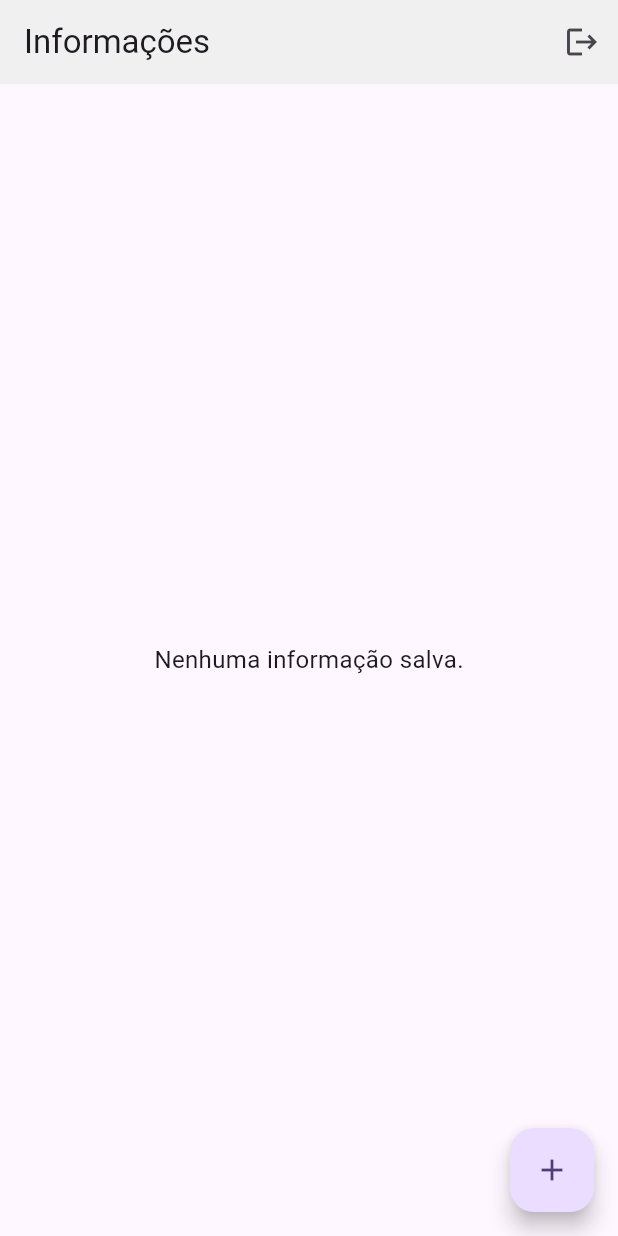
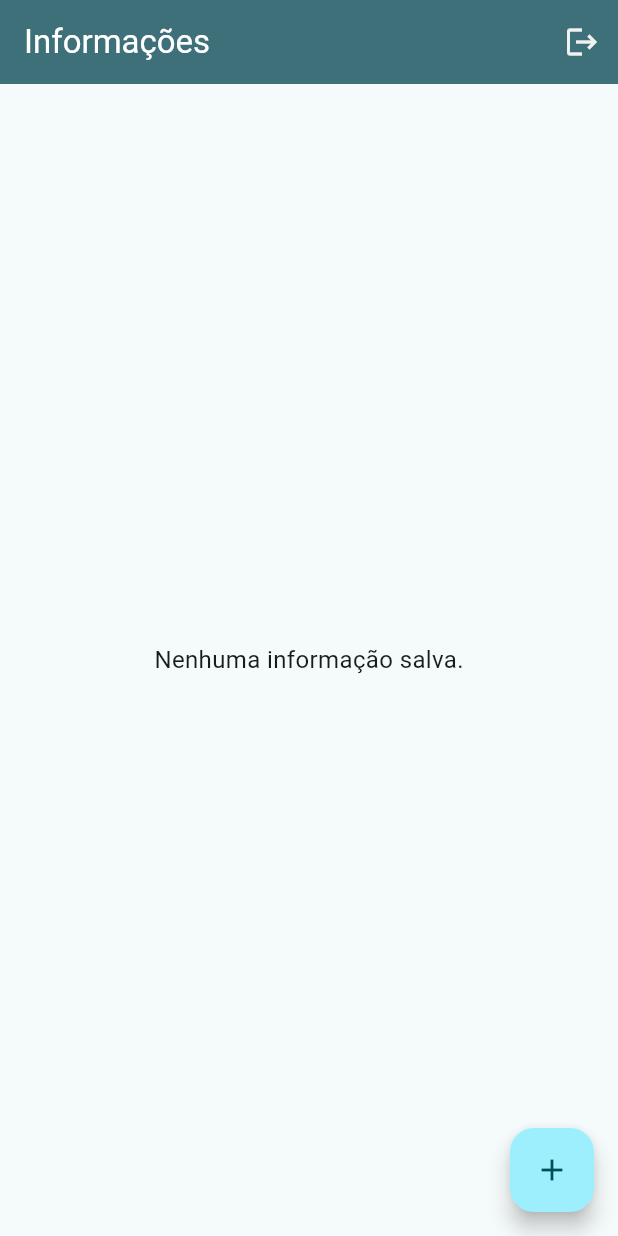
Before and after one commit to AmandaFonseca/flutter_grid_info, a Flutter app: the Home screen opened by its route, on a phone screen of 412 x 824 dp. Run offline on Flutter 3.47's test engine with Material 3 defaults, Android fonts, the phone set to English and light mode, and no system bars; our stand-ins replace dartz, equatable, fl_chart, flutter_dotenv, flutter_mobx, get_it and 2 more; accounts and stored records are empty; generated files the repository leaves out were written again.

Commit message:
style: aplicando um themeData customizado

```diff
--- /dev/null
+++ b/lib/core/components/themes/custom_colors.dart
@@ -0,0 +1,23 @@
+import 'package:flutter/material.dart';
+
+class CustomColors {
+  //Nasa Colors
+  static Color blue = const Color.fromRGBO(16, 91, 216, 1);
+  static Color blueCiano = const Color(0xFF3d7078);
+  static Color blueDarker = const Color(0xFF330867);
+  static Color blueDarkest = const Color(0xFF0b3d91);
+  static Color blueLigth = const Color(0xFF30cfd0);
+  static Color blueGray = const Color(0xFF90a4ae);
+  static Color blueMediunCiano = const Color(0xFFADCAE6);
+  static Color black = const Color(0xFF212121);
+  static Color gray700 = Color.fromARGB(255, 97, 97, 97);
+  static Color palePink = const Color(0xfff9e0de);
+  static Color vermilion = const Color(0xFFdd361c);
+  static Color white = const Color(0xFFf1f1f1);
+  static Color spaceBlue = Color(0xFF355C7D);
+  static Color cosmicPurple = Color(0xFF6C5B7B);
+  static Color nebulaPink = Color(0xFFC06C84);
+  static Color neonGreen = Color(0xFF81ff8a);
+  static Color neonDarkGreen = Color(0xFF64965e);
+  static Color orangeDark = Color.fromARGB(255, 255, 140, 0);
+}
--- /dev/null
+++ b/lib/core/components/themes/custom_theme.dart
@@ -0,0 +1,16 @@
+import 'package:flutter/material.dart';
+import 'package:flutter_grid_info/core/components/themes/custom_colors.dart';
+
+ThemeData customTheme = ThemeData(
+  useMaterial3: true,
+  colorScheme: ColorScheme.fromSeed(
+    seedColor: CustomColors.blueCiano,
+    primary: CustomColors.blueCiano,
+  ),
+  appBarTheme: AppBarTheme(
+    backgroundColor: CustomColors.blueCiano,
+    iconTheme: IconThemeData(color: CustomColors.white),
+  ),
+
+  brightness: Brightness.light,
+);
--- a/lib/features/feature_home/presentation/pages/home_screen.dart
+++ b/lib/features/feature_home/presentation/pages/home_screen.dart
@@ -1,4 +1,5 @@
 import 'package:flutter/material.dart';
+import 'package:flutter_grid_info/core/components/themes/custom_colors.dart';
 import 'package:flutter_grid_info/core/injections/container_injection.dart';
 import 'package:flutter_grid_info/features/feature_home/presentation/_stores/home_store.dart';
 import 'package:flutter_grid_info/features/feature_home/presentation/widgets/home_box_card.dart';
@@ -46,7 +47,8 @@ class _HomeState extends State<Home> {
       appBar: AppBar(
         title: const Text("Informações"),
         automaticallyImplyLeading: false,
-        backgroundColor: const Color(0xfff0f0f0),
+        backgroundColor: Theme.of(context).colorScheme.primary,
+        foregroundColor: Theme.of(context).colorScheme.onPrimary,
         actions: [
           IconButton(
             onPressed: () => _logout(context),
@@ -91,7 +93,7 @@ class _HomeState extends State<Home> {
                     onPressed: () {
                       Navigator.pushNamed(context, "/grafic");
                     },
-                    icon: Icon(Icons.bar_chart),
+                    icon: Icon(Icons.bar_chart, color: CustomColors.orangeDark),
                   ),
                 );
               },
--- a/lib/features/feature_home/presentation/widgets/home_modal/home_add_info_dialog.dart
+++ b/lib/features/feature_home/presentation/widgets/home_modal/home_add_info_dialog.dart
@@ -1,4 +1,5 @@
 import 'package:flutter/material.dart';
+import 'package:flutter_grid_info/core/components/themes/custom_colors.dart';
 import 'package:flutter_grid_info/features/feature_home/presentation/_stores/home_store.dart';
 import 'package:flutter_mobx/flutter_mobx.dart';
 
@@ -40,7 +41,7 @@ Future<void> showAddInfoDialog(
                     child: Text(
                       store.mensagemErro!,
                       textAlign: TextAlign.center,
-                      style: const TextStyle(color: Colors.red),
+                      style: TextStyle(color: CustomColors.vermilion),
                     ),
                   ),
                 ),
--- a/lib/features/feature_home/presentation/widgets/home_modal/home_remove_info_dialog.dart
+++ b/lib/features/feature_home/presentation/widgets/home_modal/home_remove_info_dialog.dart
@@ -1,4 +1,5 @@
 import 'package:flutter/material.dart';
+import 'package:flutter_grid_info/core/components/themes/custom_colors.dart';
 
 Future<bool> showConfirmRemoveDialog(BuildContext context) async {
   return await showDialog(
@@ -13,7 +14,10 @@ Future<bool> showConfirmRemoveDialog(BuildContext context) async {
             ),
             TextButton(
               onPressed: () => Navigator.pop(context, true),
-              child: const Text("Sim", style: TextStyle(color: Colors.red)),
+              child: Text(
+                "Sim",
+                style: TextStyle(color: CustomColors.vermilion),
+              ),
             ),
           ],
         ),
--- a/lib/main.dart
+++ b/lib/main.dart
@@ -1,4 +1,5 @@
 import 'package:flutter/material.dart';
+import 'package:flutter_grid_info/core/components/themes/custom_theme.dart';
 import 'package:flutter_grid_info/features/feature_home/presentation/pages/home_grafic_screen.dart';
 import 'package:flutter_grid_info/features/feature_home/presentation/pages/home_screen.dart';
 import 'package:flutter_grid_info/features/features_login/presentation/pages/login_screen.dart';
@@ -21,7 +22,7 @@ class GridInfo extends StatelessWidget {
   Widget build(BuildContext context) {
     return MaterialApp(
       title: 'Grid Info',
-      theme: ThemeData(colorScheme: .fromSeed(seedColor: Colors.deepPurple)),
+      theme: customTheme,
       home: estaLogado ? Home() : const LoginScreen(),
 
       routes: {
```
Also changed, not shown: lib/features/feature_home/presentation/widgets/home_modal/home_edit_info_dialog.dart (+9 -5 lines), lib/features/features_login/presentation/pages/login_screen.dart (+4 -3 lines).
